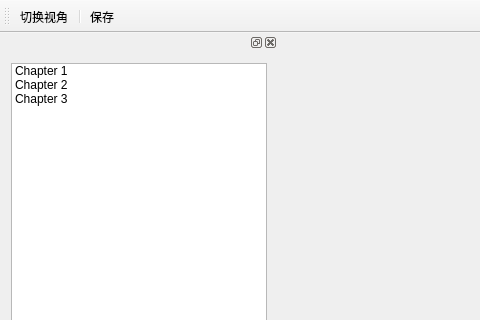
lvke-neu/DXWithQT, file DirectXWithQt/mainwindow.ui: the form before one commit; both pictures show x 0 to 480 and y 0 to 320 of the 1024 by 768 pixel window.
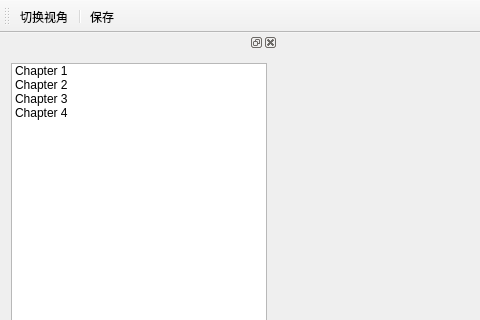
The form after the commit.

```diff
--- a/DirectXWithQt/mainwindow.ui
+++ b/DirectXWithQt/mainwindow.ui
@@ -51,6 +51,11 @@
          <string>Chapter 3</string>
         </property>
        </item>
+       <item>
+        <property name="text">
+         <string>Chapter 4</string>
+        </property>
+       </item>
       </widget>
      </item>
     </layout>
```
